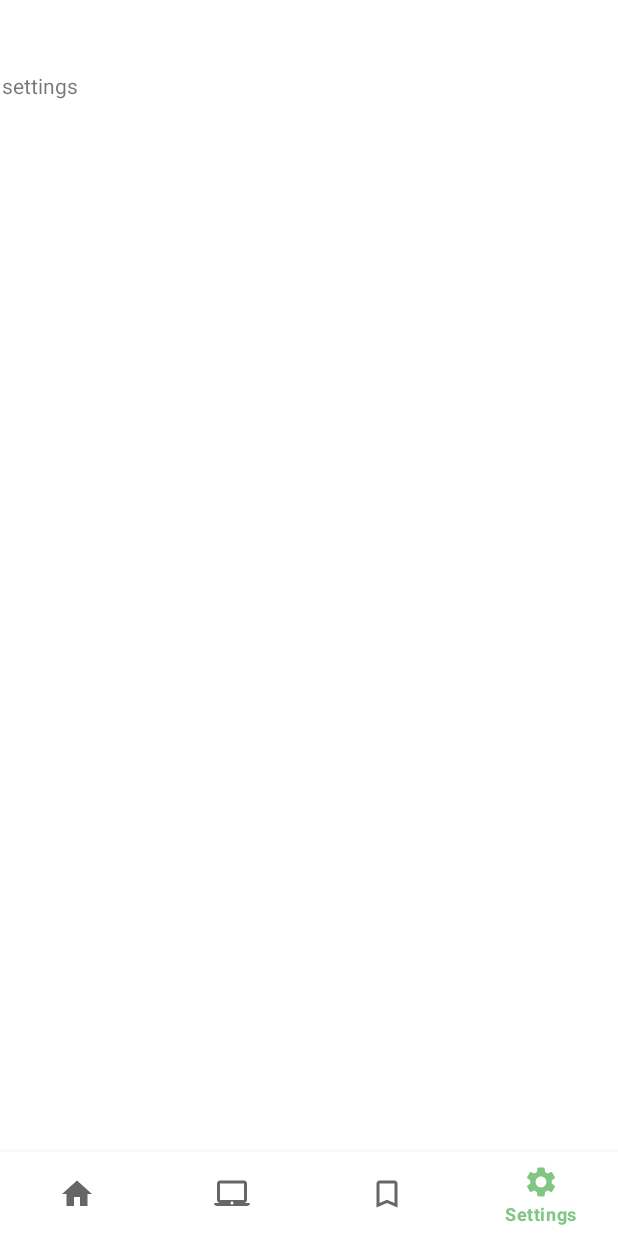
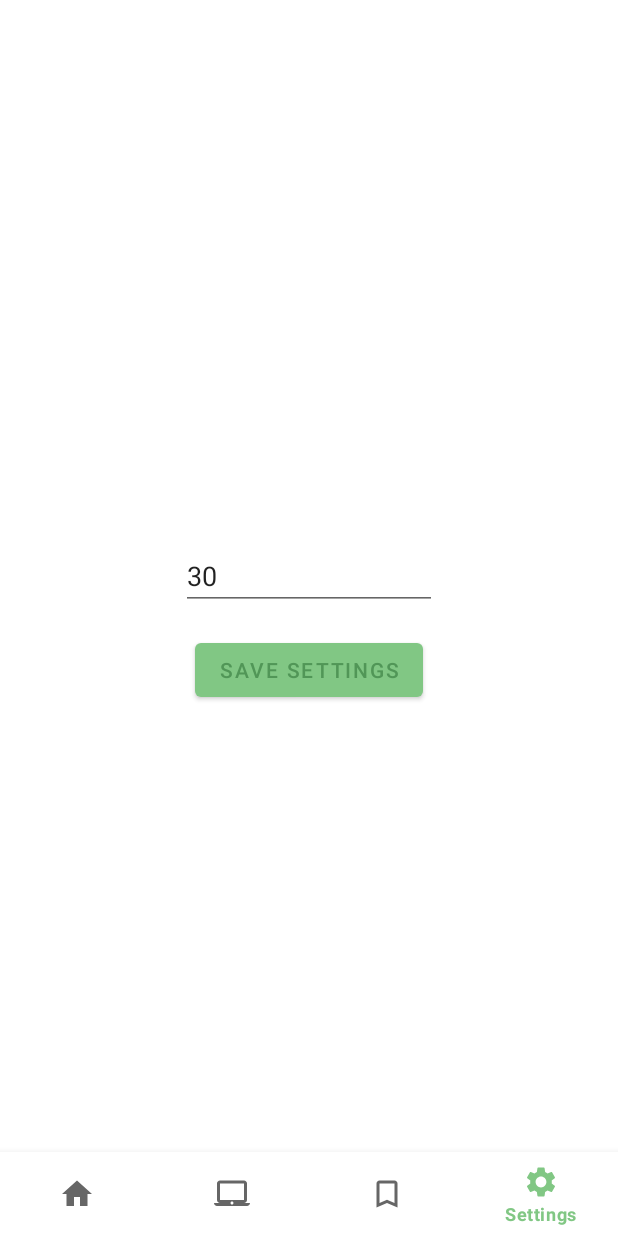
Before and after one commit to harvestcore/ipmdroid2.0, an Android app: the SettingsFragment screen opened through its navigation route, on a phone screen of 412 x 824 dp. Before the commit the screen is almost empty. Run offline under Robolectric (Android 15) with nearby library versions, the phone set to English and light mode, and no system bars; our stand-ins replace navigation-ui.

Commit message:
Settings fragments + bugfixes

```diff
--- a/app/src/main/java/com/hc/ipmdroid20/api/background/TaskManager.java
+++ b/app/src/main/java/com/hc/ipmdroid20/api/background/TaskManager.java
@@ -20,7 +20,8 @@ public class TaskManager {
     private HashMap<UUID, Function> tasks;
     private ArrayList<Function> persistentTasks;
     private LinkedList<Function> queuedTasks;
-    private int interval = 30 * 1000;
+    private int humanInterval = 30;
+    private int interval = humanInterval * 1000;
 
     private Context context;
 
@@ -37,6 +38,14 @@ public class TaskManager {
         }
 
         return manager;
+    }
+
+    public void setHumanInterval(int humanInterval) {
+        this.humanInterval = humanInterval;
+    }
+
+    public int getHumanInterval() {
+        return humanInterval;
     }
 
     public int getInterval() {
--- a/app/src/main/java/com/hc/ipmdroid20/api/models/EventType.java
+++ b/app/src/main/java/com/hc/ipmdroid20/api/models/EventType.java
@@ -5,5 +5,6 @@ public enum EventType {
     MACHINE,
     SETTINGS,
     SERVER_UPDATE,
+    ERROR,
     NONE
 }
--- a/app/src/main/java/com/hc/ipmdroid20/api/models/Machine.java
+++ b/app/src/main/java/com/hc/ipmdroid20/api/models/Machine.java
@@ -44,9 +44,9 @@ public class Machine {
         String mac
     ) {
         this.name = name;
-        this.description = description;
+        this.description = description.equals("") ? null : description;
         this.type = type;
-        this.ipv4 = ipv4;
-        this.mac = mac;
+        this.ipv4 = ipv4.equals("") ? null : ipv4;
+        this.mac = mac.equals("") ? null : mac;
     }
 }
--- a/app/src/main/java/com/hc/ipmdroid20/ui/SettingsFragment.java
+++ b/app/src/main/java/com/hc/ipmdroid20/ui/SettingsFragment.java
@@ -7,10 +7,19 @@ import androidx.fragment.app.Fragment;
 import android.view.LayoutInflater;
 import android.view.View;
 import android.view.ViewGroup;
+import android.widget.Button;
+import android.widget.EditText;
 
+import com.google.android.material.snackbar.BaseTransientBottomBar;
+import com.google.android.material.snackbar.Snackbar;
 import com.hc.ipmdroid20.R;
+import com.hc.ipmdroid20.api.background.TaskManager;
+import com.hc.ipmdroid20.api.server.EventManager;
 
 public class SettingsFragment extends Fragment {
+    EditText updateIntervalInput;
+    Button saveSettingsButton;
+
     public SettingsFragment() {}
 
     @Override
@@ -18,6 +27,25 @@ public class SettingsFragment extends Fragment {
                              Bundle savedInstanceState) {
         View view = inflater.inflate(R.layout.fragment_settings, container, false);
 
+        updateIntervalInput = view.findViewById(R.id.updateIntervalInput);
+        updateIntervalInput.setText(Integer.toString(TaskManager.Instance().getHumanInterval()));
+
+        saveSettingsButton = view.findViewById(R.id.saveSettingsButton);
+        saveSettingsButton.setOnClickListener(v -> {
+            int updateIntervalValue = Integer.parseInt(updateIntervalInput.getText().toString());
+
+            if (updateIntervalValue > 0) {
+                TaskManager.Instance().setHumanInterval(updateIntervalValue);
+                EventManager.Instance().addEvent(
+                    "Update interval set to " + updateIntervalValue + "s."
+                );
+
+                Snackbar.make(
+                    view, "Settings saved.", BaseTransientBottomBar.LENGTH_LONG
+                ).show();
+            }
+        });
+
         return view;
     }
 }
--- a/app/src/main/res/layout/fragment_settings.xml
+++ b/app/src/main/res/layout/fragment_settings.xml
@@ -1,14 +1,30 @@
 <?xml version="1.0" encoding="utf-8"?>
-<FrameLayout xmlns:android="http://schemas.android.com/apk/res/android"
+<androidx.constraintlayout.widget.ConstraintLayout xmlns:android="http://schemas.android.com/apk/res/android"
+    xmlns:app="http://schemas.android.com/apk/res-auto"
     xmlns:tools="http://schemas.android.com/tools"
     android:layout_width="match_parent"
     android:layout_height="match_parent"
-    tools:context=".ui.SettingsFragment">
+    tools:context=".ui.SettingsFragment" >
 
-    <!-- TODO: Update blank fragment layout -->
-    <TextView
-        android:layout_width="match_parent"
-        android:layout_height="match_parent"
-        android:text="settings" />
+    <EditText
+        android:id="@+id/updateIntervalInput"
+        android:layout_width="wrap_content"
+        android:layout_height="wrap_content"
+        android:ems="8"
+        android:hint="Update interval"
+        android:inputType="number"
+        app:layout_constraintBottom_toBottomOf="parent"
+        app:layout_constraintEnd_toEndOf="parent"
+        app:layout_constraintStart_toStartOf="parent"
+        app:layout_constraintTop_toTopOf="parent" />
 
-</FrameLayout>
+    <Button
+        android:id="@+id/saveSettingsButton"
+        android:layout_width="wrap_content"
+        android:layout_height="wrap_content"
+        android:layout_marginTop="16dp"
+        android:text="Save settings"
+        app:layout_constraintEnd_toEndOf="parent"
+        app:layout_constraintStart_toStartOf="parent"
+        app:layout_constraintTop_toBottomOf="@+id/updateIntervalInput" />
+</androidx.constraintlayout.widget.ConstraintLayout>
```
Also changed, not shown: app/src/main/java/com/hc/ipmdroid20/api/connector/IConnector.java (+6 -3 lines), app/src/main/java/com/hc/ipmdroid20/api/models/Server.java (+40 -7 lines), app/src/main/java/com/hc/ipmdroid20/api/models/api/RemoveElement.java (added, +9 -0 lines), app/src/main/java/com/hc/ipmdroid20/api/models/api/UpdateElement.java (added, +11 -0 lines), app/src/main/java/com/hc/ipmdroid20/api/server/EventManager.java (+8 -2 lines), app/src/main/java/com/hc/ipmdroid20/api/server/ServerManager.java (+34 -5 lines), app/src/main/java/com/hc/ipmdroid20/ui/LogFragment.java (+33 -16 lines), app/src/main/java/com/hc/ipmdroid20/ui/dialogs/ServerDialog.java (+4 -4 lines).
